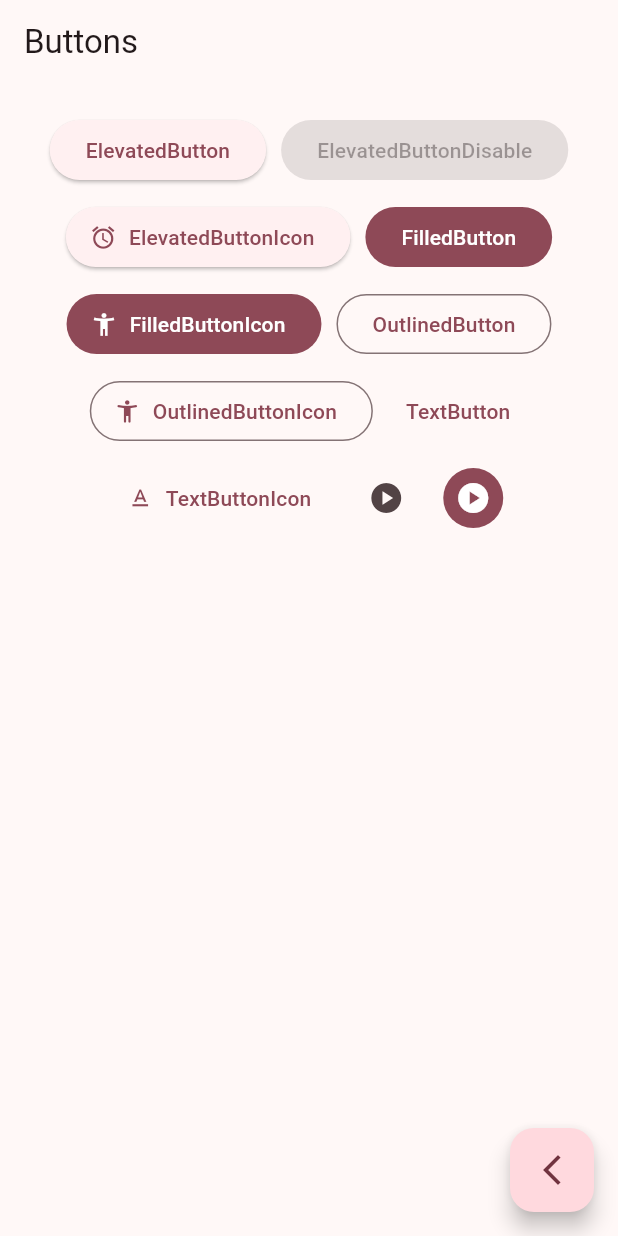
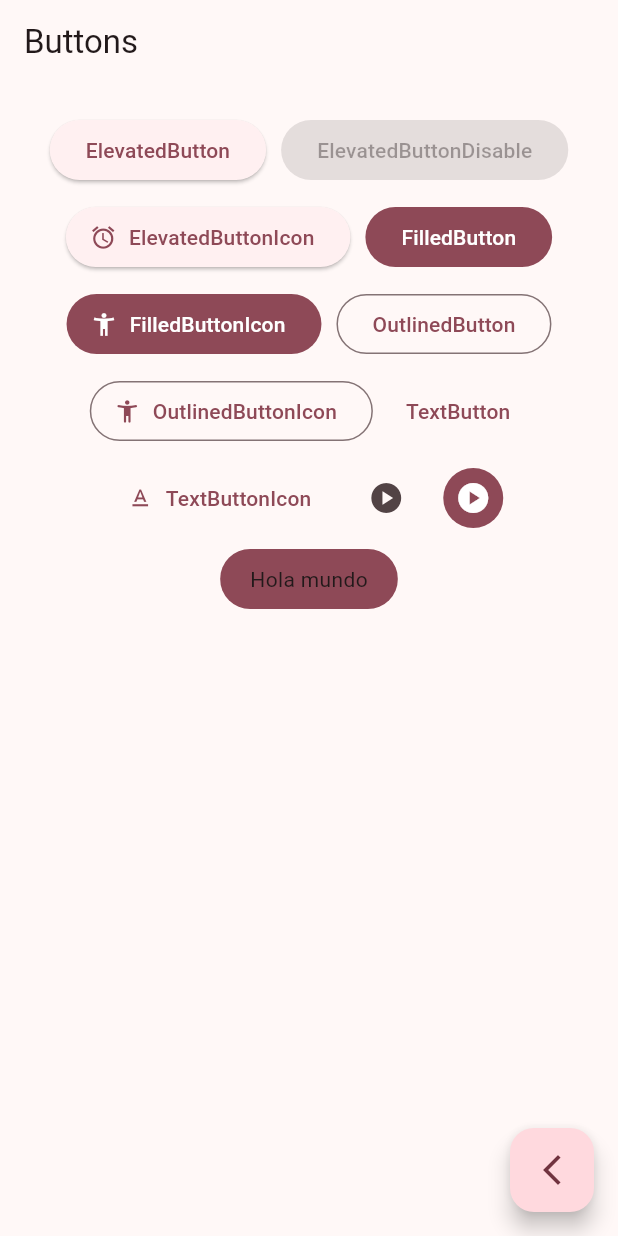
Before and after one commit to GatoJustiniano/flutter, a Flutter app: the screen it shows after launch, on a phone screen of 412 x 824 dp. Run offline on Flutter 3.47's test engine with Material 3 defaults, Android fonts, the light colour scheme and no system bars; our stand-ins replace go_router.

Commit message:
buttonCustom

```diff
--- a/lib/presentation/screens/buttons/buttons_screen.dart
+++ b/lib/presentation/screens/buttons/buttons_screen.dart
@@ -64,8 +64,6 @@
               label: Text('TextButtonIcon'),
               icon: Icon(Icons.text_format),
             ),
-            // Button Custom
-
             IconButton(onPressed: () {}, icon: Icon(Icons.play_circle_sharp)),
             IconButton(
                 onPressed: () {},
@@ -74,9 +72,34 @@
                   backgroundColor: WidgetStatePropertyAll(colors.primary),
                   iconColor: WidgetStatePropertyAll(Colors.white),
                 )),
+            _CustomButton(),
           ],
         ),
       ),
     );
   }
 }
+
+class _CustomButton extends StatelessWidget {
+  const _CustomButton();
+
+  @override
+  Widget build(BuildContext context) {
+    final colors = Theme.of(context).colorScheme;
+    return ClipRRect(
+      borderRadius: BorderRadius.circular(20),
+      child: Material(
+        color: colors.primary,
+        child: InkWell(
+          onTap: () {
+
+          },
+          child: Padding(
+            padding: const EdgeInsets.symmetric(horizontal: 20, vertical: 10),
+            child: Text('Hola mundo'),
+          ),
+        ),
+      ),
+    );
+  }
+}
```
